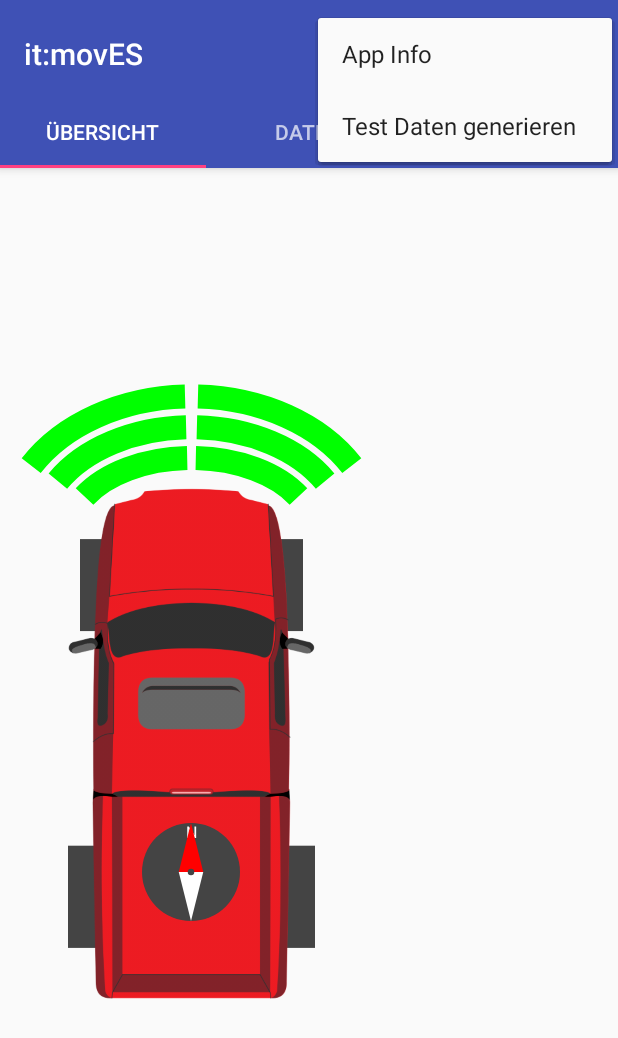
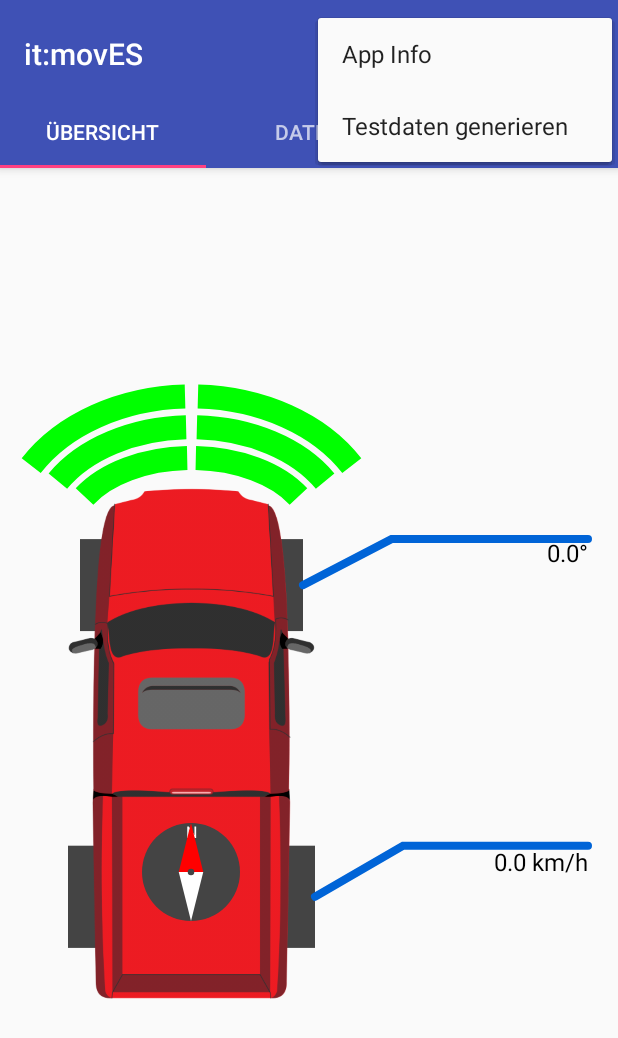
Before and after one commit to Kowait00/CaroloHseApp, an Android app: the screen it shows after launch (MainActivity), with the options menu open, on a phone screen of 412 x 824 dp. Shown: the top 1038 px of the screen. Run offline under Robolectric (Android 15) with nearby library versions, the phone set to English and light mode, and no system bars.

Commit message:
-Added labels to the wheels to display speed and turning angle

```diff
--- a/app/src/main/java/com/wacker/carolohseapp/CarTopDownView.java
+++ b/app/src/main/java/com/wacker/carolohseapp/CarTopDownView.java
@@ -162,6 +162,32 @@ public class CarTopDownView extends View
         compassPaint.setColor(Color.DKGRAY);
         canvas.drawCircle(compassCenterX, compassCenterY, compassRadius/15, compassPaint);
 
+        // draw wheel speed labelling
+        Paint linePaint = new Paint();
+        linePaint.setColor(Color.argb(255, 0, 100, 215));
+        linePaint.setStyle(Paint.Style.STROKE);
+        linePaint.setStrokeCap(Paint.Cap.ROUND);
+        linePaint.setStrokeWidth(canvas.getWidth()/75);
+        path = new Path();
+        path.moveTo(wheelRearRight.centerX()+wheelRearRight.width()/2, wheelRearRight.centerY());
+        path.lineTo(wheelRearRight.centerX()+canvas.getWidth()/6, wheelRearRight.centerY()-wheelRearRight.height()/2);
+        path.lineTo(canvas.getWidth()-canvas.getWidth()/20, wheelRearRight.centerY()-wheelRearRight.height()/2);
+        canvas.drawPath(path, linePaint);
+        Paint labelPaint = new Paint();
+        labelPaint.setColor(Color.BLACK);
+        labelPaint.setTextSize(canvas.getWidth()/25);
+        labelPaint.setTextAlign(Paint.Align.RIGHT);
+        canvas.drawText( mCarData.velocity + " km/h", canvas.getWidth()-canvas.getWidth()/20, wheelRearRight.centerY()-wheelRearRight.height()/4, labelPaint);
+
+        // draw turning angle labelling
+        path = new Path();
+        path.moveTo(wheelFrontRight.centerX()+wheelFrontRight.width()/2, wheelFrontRight.centerY());
+        path.lineTo(wheelFrontRight.centerX()+canvas.getWidth()/6, wheelFrontRight.centerY()-wheelFrontRight.height()/2);
+        path.lineTo(canvas.getWidth()-canvas.getWidth()/20, wheelFrontRight.centerY()-wheelFrontRight.height()/2);
+        canvas.drawPath(path, linePaint);
+        canvas.drawText( mCarData.wheelAngle + "°", canvas.getWidth()-canvas.getWidth()/20, wheelFrontRight.centerY()-wheelFrontRight.height()/4, labelPaint);
+
+
     }
 
     public void updateDisplayedData(CaroloCarSensorData carData)
--- a/app/src/main/res/values/strings.xml
+++ b/app/src/main/res/values/strings.xml
@@ -1,7 +1,7 @@
 <resources>
     <string name="app_name">it:movES</string>
     <string name="action_settings">App Info</string>
-    <string name="action_test_data">Test Daten generieren</string>
+    <string name="action_test_data">Testdaten generieren</string>
     <string name="section_format">Hello World from section: %1$d</string>
     <string name="app_info_heading">it:movES \nAndroid App</string>
     <string name="dev_info_text">Entwickelt in 2016 \nvon Konstantin Wacker\n\nals Studienarbeit\nan der Hochschule Esslingen</string>
```
